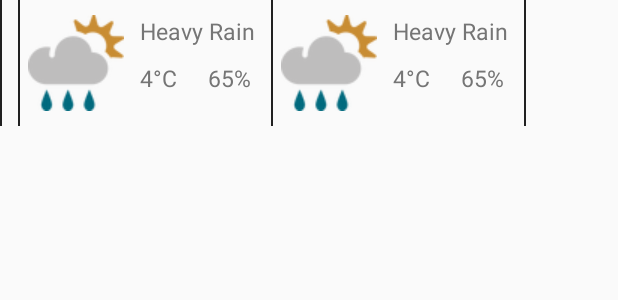
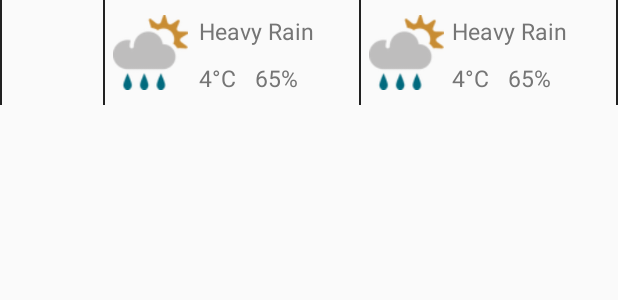
Before and after one commit to gudnam/Location-Weather-Kotlin, an Android app: the layout item_local_weather.xml on its own in the app's theme, with its tools: preview values and no code run, on a phone screen of 412 x 824 dp. Shown: the top 300 px of the screen. Run offline under Robolectric (Android 15) with nearby library versions, the phone set to English and light mode, and no system bars; network calls fail.

Commit message:
화면 비율 개선 및 소수점 제거

```diff
--- a/app/src/main/res/layout/fragment_local_weather.xml
+++ b/app/src/main/res/layout/fragment_local_weather.xml
@@ -26,8 +26,7 @@
                 android:id="@+id/tl_local_weather"
                 android:layout_width="match_parent"
                 android:layout_height="wrap_content"
-                android:orientation="horizontal"
-                android:stretchColumns="3,5">
+                android:orientation="horizontal">
 
 
                 <View style="@style/HorizontalLineView" />
@@ -40,12 +39,14 @@
 
                     <TextView
                         style="@style/ContentTextView"
+                        android:layout_weight="2"
                         android:text="Local" />
 
                     <View style="@style/VerticalLineView" />
 
                     <TextView
                         style="@style/ContentTextView"
+                        android:layout_weight="5"
                         android:text="Today" />
 
                     <View
@@ -54,6 +55,7 @@
 
                     <TextView
                         style="@style/ContentTextView"
+                        android:layout_weight="5"
                         android:text="Tomorrow" />
 
                     <View style="@style/VerticalLineView" />
--- a/app/src/main/res/layout/item_local_weather.xml
+++ b/app/src/main/res/layout/item_local_weather.xml
@@ -10,18 +10,21 @@
 
     <TextView
         android:id="@+id/tv_local"
-        style="@style/LocalTextView" />
+        style="@style/LocalTextView"
+        android:layout_width="0dp"
+        android:layout_weight="2" />
 
     <View style="@style/VerticalLineView" />
 
     <androidx.constraintlayout.widget.ConstraintLayout
-        android:layout_width="wrap_content"
-        android:layout_height="wrap_content">
+        android:layout_width="0dp"
+        android:layout_height="wrap_content"
+        android:layout_weight="5">
 
         <ImageView
             android:id="@+id/iv_today_weather_img"
-            android:layout_width="wrap_content"
-            android:layout_height="wrap_content"
+            android:layout_width="50dp"
+            android:layout_height="50dp"
             android:layout_marginStart="5dp"
             android:layout_marginTop="10dp"
             android:layout_marginBottom="10dp"
@@ -33,10 +36,8 @@
         <TextView
             android:id="@+id/tv_today_state_name"
             style="@style/StateNameTextView"
-            android:layout_marginStart="5dp"
-            android:layout_marginEnd="5dp"
+            android:layout_marginStart="2dp"
             android:text="Heavy Rain"
-            app:layout_constraintEnd_toEndOf="parent"
             app:layout_constraintStart_toEndOf="@+id/iv_today_weather_img"
             app:layout_constraintTop_toTopOf="@+id/iv_today_weather_img" />
 
@@ -55,7 +56,7 @@
             style="@style/HumidityTextView"
             android:layout_width="wrap_content"
             android:layout_height="wrap_content"
-            android:layout_marginStart="10dp"
+            android:layout_marginStart="2dp"
             android:text="65%"
             app:layout_constraintStart_toEndOf="@+id/tv_today_temp"
             app:layout_constraintTop_toTopOf="@+id/tv_today_temp" />
@@ -66,23 +67,24 @@
         style="@style/VerticalLineView" />
 
     <androidx.constraintlayout.widget.ConstraintLayout
-        android:layout_width="wrap_content"
-        android:layout_height="wrap_content">
+        android:layout_width="0dp"
+        android:layout_height="wrap_content"
+        android:layout_weight="5">
 
         <TextView
             android:id="@+id/tv_tomorrow_humidity"
             style="@style/HumidityTextView"
             android:layout_width="wrap_content"
             android:layout_height="wrap_content"
-            android:layout_marginStart="10dp"
+            android:layout_marginStart="2dp"
             android:text="65%"
             app:layout_constraintStart_toEndOf="@+id/tv_tomorrow_temp"
             app:layout_constraintTop_toTopOf="@+id/tv_tomorrow_temp" />
 
         <ImageView
             android:id="@+id/iv_tomorrow_weather"
-            android:layout_width="wrap_content"
-            android:layout_height="wrap_content"
+            android:layout_width="50dp"
+            android:layout_height="50dp"
             android:layout_marginStart="5dp"
             android:layout_marginTop="10dp"
             android:layout_marginBottom="10dp"
@@ -94,10 +96,7 @@
         <TextView
             android:id="@+id/tv_tomorrow_state_name"
             style="@style/StateNameTextView"
-            android:layout_marginStart="5dp"
-            android:layout_marginEnd="5dp"
             android:text="Heavy Rain"
-            app:layout_constraintEnd_toEndOf="parent"
             app:layout_constraintStart_toEndOf="@+id/iv_tomorrow_weather"
             app:layout_constraintTop_toTopOf="@+id/iv_tomorrow_weather" />
 
--- a/app/src/main/res/values/styles.xml
+++ b/app/src/main/res/values/styles.xml
@@ -13,7 +13,7 @@
     </style>
 
     <style name="ContentTextView" parent="Widget.AppCompat.TextView">
-        <item name="android:layout_width">wrap_content</item>
+        <item name="android:layout_width">0dp</item>
         <item name="android:layout_height">wrap_content</item>
         <item name="android:textColor">@color/grey600</item>
         <item name="android:textSize">18dp</item>
@@ -23,7 +23,7 @@
     </style>
 
     <style name="LocalTextView" parent="Widget.AppCompat.TextView">
-        <item name="android:layout_width">wrap_content</item>
+        <item name="android:layout_width">0dp</item>
         <item name="android:layout_height">match_parent</item>
         <item name="android:textColor">@color/grey600</item>
         <item name="android:textSize">15dp</item>
```
Also changed, not shown: app/src/main/java/com/magulab/localweather/common/Extension.kt (+14 -2 lines).
